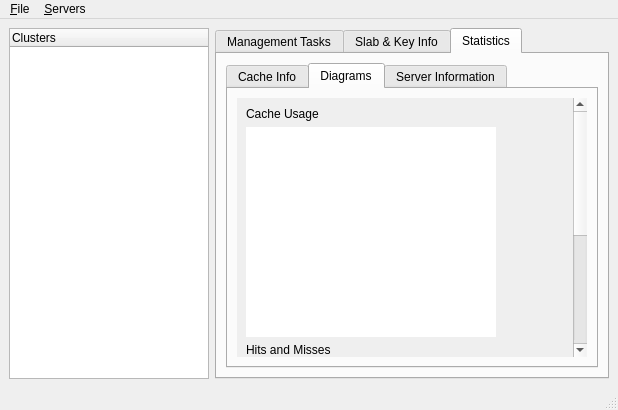
This is GUI/MainWindow.ui in licface/memcached-manager as Qt 5 draws it before an edit. The edited form follows.
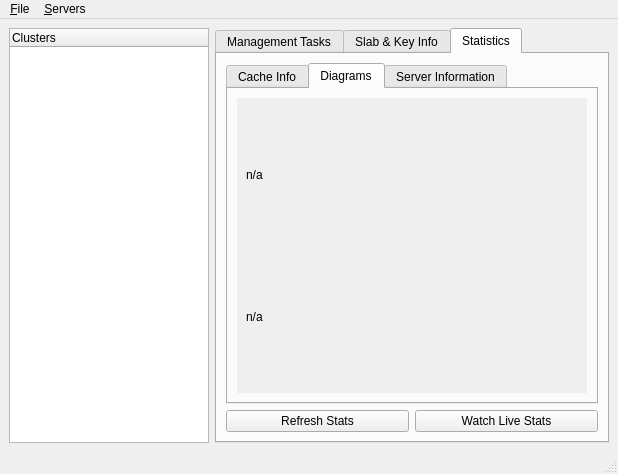
This is the edited form. The open tabs and pages were chosen to show the change.

Commit message: Finished Stats Diagrams. Need to find a better way of doing the images for the graphs though. Added Ignore of *.png to src dir. Updated Test Scripts to Provide a large about of data to test against. As well as some miss data.

Patch:
```diff
--- a/GUI/MainWindow.ui
+++ b/GUI/MainWindow.ui
@@ -6,7 +6,7 @@
     <x>0</x>
     <y>0</y>
     <width>618</width>
-    <height>410</height>
+    <height>474</height>
    </rect>
   </property>
   <property name="contextMenuPolicy" >
@@ -135,7 +135,7 @@
        <attribute name="title" >
         <string>Statistics</string>
        </attribute>
-       <layout class="QHBoxLayout" name="horizontalLayout_2" >
+       <layout class="QVBoxLayout" name="verticalLayout_4" >
         <item>
          <widget class="QTabWidget" name="tabsStats" >
           <property name="currentIndex" >
@@ -422,81 +422,22 @@
                 <rect>
                  <x>0</x>
                  <y>0</y>
-                 <width>335</width>
-                 <height>492</height>
+                 <width>350</width>
+                 <height>279</height>
                 </rect>
                </property>
                <layout class="QVBoxLayout" name="verticalLayout" >
                 <item>
                  <widget class="QLabel" name="lblCacheUsage" >
                   <property name="text" >
-                   <string>Cache Usage</string>
+                   <string>n/a</string>
                   </property>
                  </widget>
                 </item>
                 <item>
-                 <widget class="QGraphicsView" name="graphCacheUsage" >
-                  <property name="sizePolicy" >
-                   <sizepolicy vsizetype="Fixed" hsizetype="Fixed" >
-                    <horstretch>0</horstretch>
-                    <verstretch>0</verstretch>
-                   </sizepolicy>
-                  </property>
-                  <property name="minimumSize" >
-                   <size>
-                    <width>250</width>
-                    <height>210</height>
-                   </size>
-                  </property>
-                  <property name="maximumSize" >
-                   <size>
-                    <width>250</width>
-                    <height>210</height>
-                   </size>
-                  </property>
-                  <property name="baseSize" >
-                   <size>
-                    <width>250</width>
-                    <height>210</height>
-                   </size>
-                  </property>
-                  <property name="frameShape" >
-                   <enum>QFrame::NoFrame</enum>
-                  </property>
-                  <property name="frameShadow" >
-                   <enum>QFrame::Sunken</enum>
-                  </property>
-                 </widget>
-                </item>
-                <item>
-                 <widget class="QLabel" name="lblHitsMisses" >
+                 <widget class="QLabel" name="lblHitsMissesGraph" >
                   <property name="text" >
-                   <string>Hits and Misses</string>
-                  </property>
-                 </widget>
-                </item>
-                <item>
-                 <widget class="QGraphicsView" name="graphHitMiss" >
-                  <property name="sizePolicy" >
-                   <sizepolicy vsizetype="Fixed" hsizetype="Fixed" >
-                    <horstretch>0</horstretch>
-                    <verstretch>0</verstretch>
-                   </sizepolicy>
-                  </property>
-                  <property name="minimumSize" >
-                   <size>
-                    <width>250</width>
-                    <height>210</height>
-                   </size>
-                  </property>
-                  <property name="maximumSize" >
-                   <size>
-                    <width>250</width>
-                    <height>210</height>
-                   </size>
-                  </property>
-                  <property name="frameShape" >
-                   <enum>QFrame::NoFrame</enum>
+                   <string>n/a</string>
                   </property>
                  </widget>
                 </item>
@@ -513,6 +454,24 @@
           </widget>
          </widget>
         </item>
+        <item>
+         <layout class="QHBoxLayout" name="horizontalLayout_2" >
+          <item>
+           <widget class="QPushButton" name="btnRefresh" >
+            <property name="text" >
+             <string>Refresh Stats</string>
+            </property>
+           </widget>
+          </item>
+          <item>
+           <widget class="QPushButton" name="btnWatch" >
+            <property name="text" >
+             <string>Watch Live Stats</string>
+            </property>
+           </widget>
+          </item>
+         </layout>
+        </item>
        </layout>
       </widget>
      </widget>
```
Left out of the diff: 4 changed lines with no effect on the pictures. The commit also changes 7 other files.
